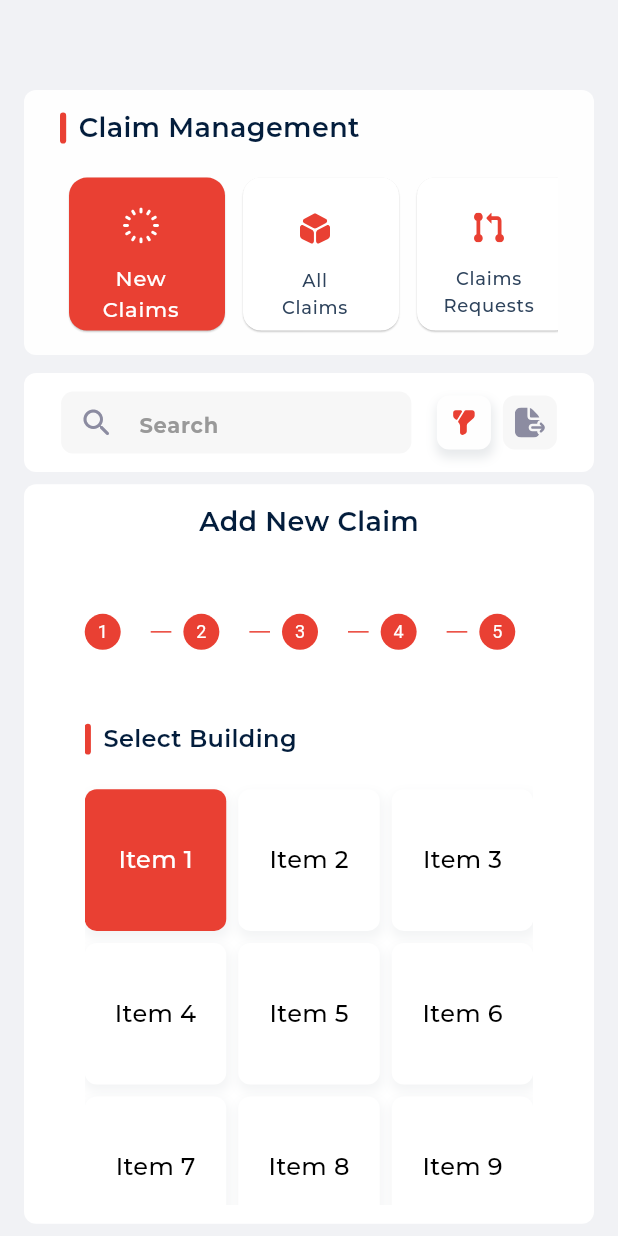
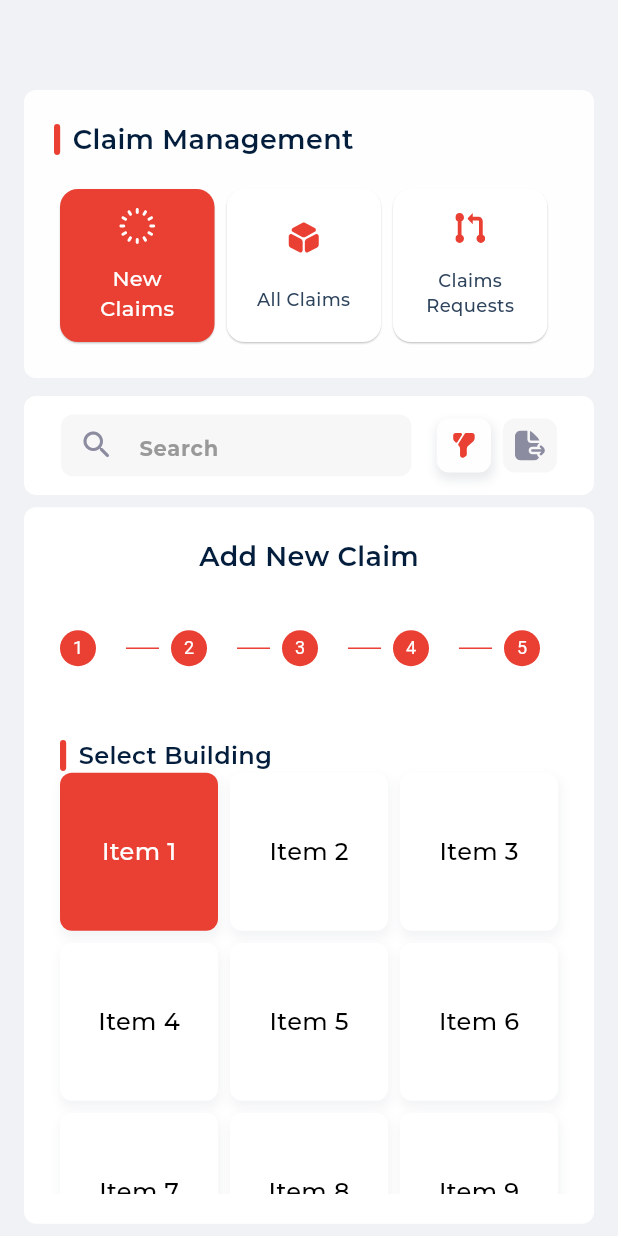
Before and after one commit to ahmedElsarag/claimizer, a Flutter app: the ClaimsScreen screen opened directly, after a tap on "New Claims", on a phone screen of 412 x 824 dp. Run offline on Flutter 3.47's test engine with Material 2 defaults, Android fonts, the phone set to English and light mode, and no system bars; our stand-ins replace cached_network_image, carousel_slider, device_info_plus, dio, dropdown_search, event_bus and 20 more; missing offline and left inert: flustars; accounts and stored records are empty; statements that could not run were skipped; project files that could hold a hidden picture were left out.

Commit message:
fix stepper

```diff
--- a/lib/ui/claims_screen/claims_screen.dart
+++ b/lib/ui/claims_screen/claims_screen.dart
@@ -1,6 +1,6 @@
+import 'package:Cliamizer/base/view/base_state.dart';
 import 'package:Cliamizer/ui/claims_screen/ClaimsProvider.dart';
 import 'package:flutter/material.dart';
-import 'package:Cliamizer/base/view/base_state.dart';
 import 'package:flutter_svg/svg.dart';
 import 'package:provider/provider.dart';
 import 'package:sizer/sizer.dart';
@@ -52,7 +52,7 @@ class ClaimsScreenState extends BaseState<ClaimsScreen, ClaimsPresenter> with Au
               children: [
                 Container(
                   decoration: BoxDecoration(color: MColors.whiteE, borderRadius: BorderRadius.circular(8)),
-                  padding: EdgeInsets.symmetric(horizontal: 24, vertical: 3.w),
+                  padding: EdgeInsets.all(20),
                   child: Column(
                     children: [
                       Row(
@@ -61,7 +61,8 @@ class ClaimsScreenState extends BaseState<ClaimsScreen, ClaimsPresenter> with Au
                             width: 1.w,
                             height: 5.w,
                             margin: EdgeInsetsDirectional.only(end: 2.w),
-                            decoration: BoxDecoration(color: MColors.primary_color, borderRadius: BorderRadius.circular(4)),
+                            decoration:
+                                BoxDecoration(color: MColors.primary_color, borderRadius: BorderRadius.circular(4)),
                           ),
                           Text(S.of(context).claimManagement, style: MTextStyles.textMain18),
                         ],
@@ -69,7 +70,6 @@ class ClaimsScreenState extends BaseState<ClaimsScreen, ClaimsPresenter> with Au
                       Gaps.vGap16,
                       Container(
                         height: 110,
-                        margin: const EdgeInsets.symmetric(horizontal: 0, vertical: 0),
                         child: ListView.builder(
                           scrollDirection: Axis.horizontal,
                           itemCount: cardTitles.length,
@@ -81,31 +81,31 @@ class ClaimsScreenState extends BaseState<ClaimsScreen, ClaimsPresenter> with Au
                               child: Card(
                                 elevation: 0.5,
                                 color: provider.selectedIndex == pageIndex ? MColors.primary_color : Colors.white,
-                                margin: const EdgeInsets.symmetric(horizontal: 6, vertical: 4),
                                 child: SizedBox(
-                                  width: 104,
+                                  width: 25.w,
                                   height: 96,
-                                  child: ListTile(
-                                    title: Column(
+                                  child: Column(
                                     mainAxisAlignment: MainAxisAlignment.spaceEvenly,
                                     crossAxisAlignment: CrossAxisAlignment.center,
                                     children: [
                                       SvgPicture.asset(
                                         ImageUtils.getSVGPath(cardImages[pageIndex]),
-                                          color: provider.selectedIndex == pageIndex ? Colors.white : MColors.primary_color,
+                                        color:
+                                            provider.selectedIndex == pageIndex ? Colors.white : MColors.primary_color,
                                       ),
                                       SizedBox(
                                         width: provider.selectedIndex == pageIndex ? 70 : 80,
                                         child: Text(
                                           cardTitles[pageIndex],
                                           style: MTextStyles.textMainLight14.copyWith(
-                                                color: provider.selectedIndex == pageIndex ? Colors.white : MColors.light_text_color,
+                                              color: provider.selectedIndex == pageIndex
+                                                  ? Colors.white
+                                                  : MColors.light_text_color,
                                               fontSize: provider.selectedIndex == pageIndex ? 14 : 12),
                                           textAlign: TextAlign.center,
                                         ),
                                       ),
                                     ],
-                                    ),
                                   ),
                                 ),
                               ),
@@ -160,27 +160,25 @@ class ClaimsScreenState extends BaseState<ClaimsScreen, ClaimsPresenter> with Au
                     children: [
                       provider.selectedIndex == 0
                           ? Container(
-                              padding: EdgeInsets.symmetric(horizontal: 4.w, vertical: 3.w),
+                        padding: EdgeInsets.symmetric(vertical: 20),
                               margin: EdgeInsets.symmetric(vertical: 2.w),
                               decoration: BoxDecoration(color: MColors.white, borderRadius: BorderRadius.circular(8)),
                               child: Column(
                                 children: [
                                   Text(S.of(context).addNewClaim, style: MTextStyles.textMain18),
                                   Gaps.vGap12,
-                                  Gaps.vGap12,
                                   Expanded(
                                     child: Theme(
                                       data: ThemeData(
-                                          canvasColor: Colors.white, colorScheme: ColorScheme.light(primary: MColors.primary_color)),
+                                          canvasColor: Colors.white,
+                                          colorScheme: ColorScheme.light(primary: MColors.primary_color)),
                                       child: Stepper(
                                     elevation: 0,
                                           type: StepperType.horizontal,
-                                          physics: ScrollPhysics(),
+                                          physics: BouncingScrollPhysics(),
                                           currentStep: provider.currentStep,
                                           controlsBuilder: (context, details) {
-                                            return Visibility(
-
-                                              child: Row(
+                                            return Row(
                                               children: [
                                                 ElevatedButton(
                                                   onPressed: () {
@@ -193,15 +191,14 @@ class ClaimsScreenState extends BaseState<ClaimsScreen, ClaimsPresenter> with Au
                                                   style: ButtonStyle(
                                                       backgroundColor: MaterialStateProperty.all<Color>(MColors.white),
                                                       elevation: MaterialStatePropertyAll(0),
-                                                        shape: MaterialStateProperty.all<RoundedRectangleBorder>(RoundedRectangleBorder(
+                                                      shape: MaterialStateProperty.all<RoundedRectangleBorder>(
+                                                          RoundedRectangleBorder(
                                                               borderRadius: BorderRadius.circular(8),
                                                               side: BorderSide(color: MColors.primary_color))),
-                                                    padding: MaterialStateProperty.all<EdgeInsets>(EdgeInsets.symmetric(horizontal: 4.w,
-                                                        vertical: 3.w))
-                                                    ),
+                                                      padding: MaterialStateProperty.all<EdgeInsets>(
+                                                          EdgeInsets.symmetric(horizontal: 4.w, vertical: 3.w))),
                                                 ),
                                               ],
-                                              ),
                                             );
                                           },
                                     onStepTapped: (step) {
@@ -216,9 +213,8 @@ class ClaimsScreenState extends BaseState<ClaimsScreen, ClaimsPresenter> with Au
                                           steps: [
                                       Step(
                                         title: new Text(''),
-                                              content: SizedBox(
-                                                height: 400,
-                                                child: ListView(
+                                              content: Column(
+                                                mainAxisSize: MainAxisSize.min,
                                                 children: [
                                                   Row(
                                                     children: [
@@ -226,18 +222,17 @@ class ClaimsScreenState extends BaseState<ClaimsScreen, ClaimsPresenter> with Au
                                                         width: 1.w,
                                                         height: 5.w,
                                                         margin: EdgeInsetsDirectional.only(end: 2.w),
-                                                          decoration: BoxDecoration(color: MColors.primary_color, borderRadius: BorderRadius.circular(4)),
+                                                        decoration: BoxDecoration(
+                                                            color: MColors.primary_color,
+                                                            borderRadius: BorderRadius.circular(4)),
                                                       ),
                                                       Text("Select Building", style: MTextStyles.textMain16),
                                                     ],
                                                   ),
-                                                    Gaps.vGap12,
-                                                    Gaps.vGap10,
-                                                    SizedBox(
-                                                      height: (_unitItems.length/3) *130,
-                                                      child: GridView.builder(
+                                                  GridView.builder(
+                                                    itemCount: _unitItems.length,
+                                                    shrinkWrap: true,
                                                     physics: NeverScrollableScrollPhysics(),
-                                                      itemCount: _unitItems.length,
                                                     gridDelegate: SliverGridDelegateWithFixedCrossAxisCount(
                                                       crossAxisCount: 3,
                                                       childAspectRatio: 1.0,
@@ -252,7 +247,9 @@ class ClaimsScreenState extends BaseState<ClaimsScreen, ClaimsPresenter> with Au
                                                         },
                                                         child: Container(
                                                           decoration: BoxDecoration(
-                                                              color: provider.selectedUnitIndex == index ? MColors.primary_color : Colors.white,
+                                                              color: provider.selectedUnitIndex == index
+                                                                  ? MColors.primary_color
+                                                                  : Colors.white,
                                                               borderRadius: BorderRadius.circular(8),
                                                               boxShadow: [
                                                                 BoxShadow(
@@ -260,14 +257,15 @@ class ClaimsScreenState extends BaseState<ClaimsScreen, ClaimsPresenter> with Au
                                                                     spreadRadius: 1,
                                                                     blurRadius: 5,
                                                                     offset: Offset(1, 4))
-                                                                ]
-                                                            ),
+                                                              ]),
                                                           child: Center(
                                                             child: Text(
                                                               _unitItems[index],
                                                               style: TextStyle(
                                                                 fontSize: 16.0,
-                                                                  color: provider.selectedUnitIndex == index ? Colors.white : Colors.black,
+                                                                color: provider.selectedUnitIndex == index
+                                                                    ? Colors.white
+                                                                    : Colors.black,
                                                               ),
                                                             ),
                                                           ),
@@ -275,12 +273,11 @@ class ClaimsScreenState extends BaseState<ClaimsScreen, ClaimsPresenter> with Au
                                                       );
                                                     },
                                                   ),
-                                                    )
                                                 ],
                                               ),
-                                              ),
                                               isActive: provider.currentStep >= 0,
-                                              state: provider.currentStep >= 1 ? StepState.complete : StepState.disabled,
+                                              state:
+                                                  provider.currentStep >= 1 ? StepState.complete : StepState.disabled,
                                             ),
                                       Step(
                                         title: new Text(''),
```
Also changed, not shown: lib/generated/intl/messages_ar.dart, lib/generated/intl/messages_en.dart, lib/generated/l10n.dart. Lines whose indentation alone changed are shown as unchanged.
